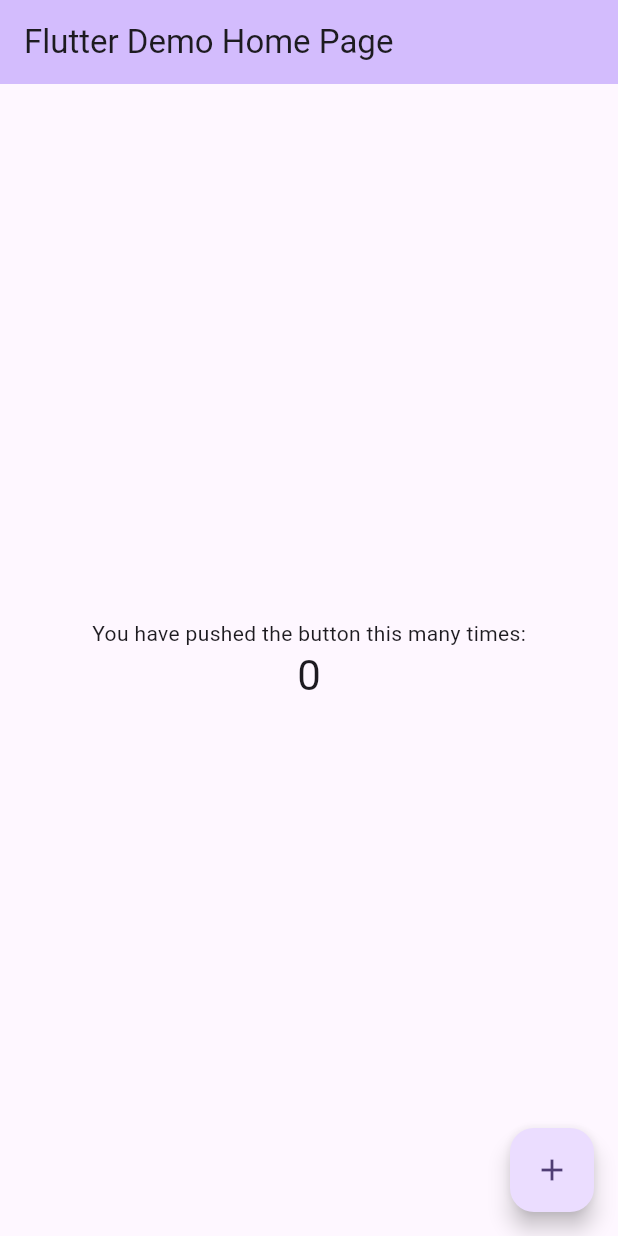
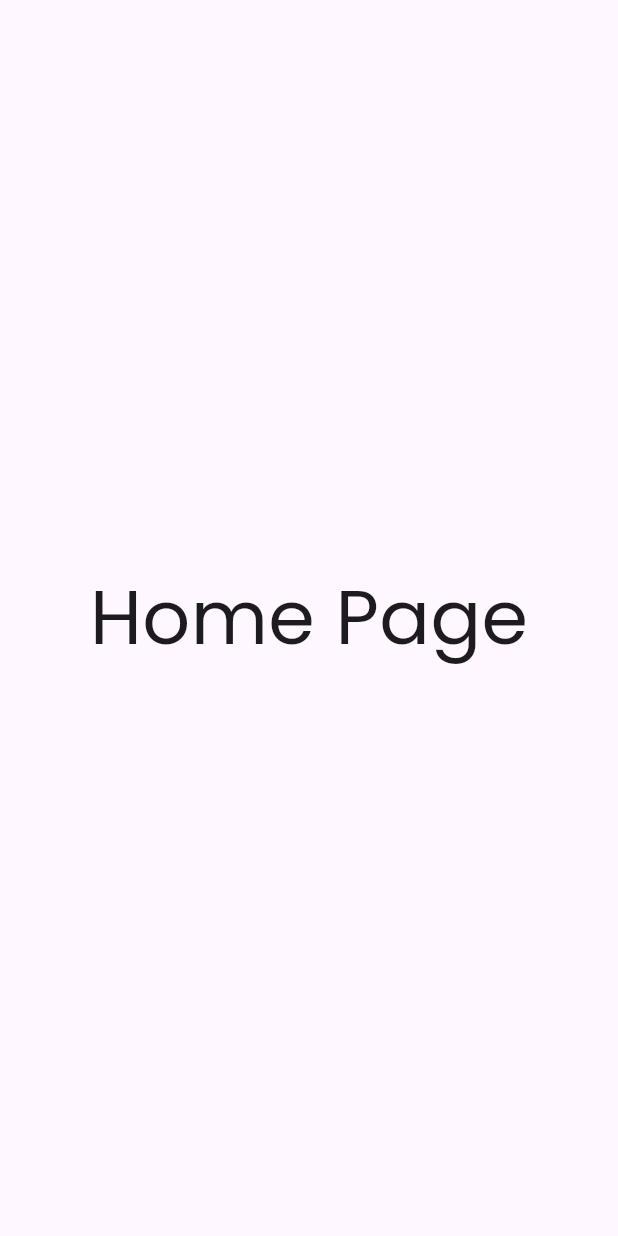
Before and after one commit to hanissiddiq/myapp, a Flutter app: the screen it shows after launch, on a phone screen of 412 x 824 dp. Run offline on Flutter 3.47's test engine with Material 3 defaults, Android fonts, the phone set to English and light mode, and no system bars; our stand-ins replace google_fonts.

Commit message:
modified theme for apps

```diff
--- a/lib/main.dart
+++ b/lib/main.dart
@@ -1,4 +1,5 @@
 import 'package:flutter/material.dart';
+import 'package:google_fonts/google_fonts.dart';
 
 void main() {
   runApp(const MyApp());
@@ -11,115 +12,28 @@
   @override
   Widget build(BuildContext context) {
     return MaterialApp(
+      debugShowCheckedModeBanner: false,
       title: 'Flutter Demo',
       theme: ThemeData(
-        // This is the theme of your application.
-        //
-        // TRY THIS: Try running your application with "flutter run". You'll see
-        // the application has a purple toolbar. Then, without quitting the app,
-        // try changing the seedColor in the colorScheme below to Colors.green
-        // and then invoke "hot reload" (save your changes or press the "hot
-        // reload" button in a Flutter-supported IDE, or press "r" if you used
-        // the command line to start the app).
-        //
-        // Notice that the counter didn't reset back to zero; the application
-        // state is not lost during the reload. To reset the state, use hot
-        // restart instead.
-        //
-        // This works for code too, not just values: Most code changes can be
-        // tested with just a hot reload.
         colorScheme: ColorScheme.fromSeed(seedColor: Colors.deepPurple),
         useMaterial3: true,
       ),
-      home: const MyHomePage(title: 'Flutter Demo Home Page'),
+      home: const HomePage(),
     );
   }
 }
 
-class MyHomePage extends StatefulWidget {
-  const MyHomePage({super.key, required this.title});
-
-  // This widget is the home page of your application. It is stateful, meaning
-  // that it has a State object (defined below) that contains fields that affect
-  // how it looks.
-
-  // This class is the configuration for the state. It holds the values (in this
-  // case the title) provided by the parent (in this case the App widget) and
-  // used by the build method of the State. Fields in a Widget subclass are
-  // always marked "final".
-
-  final String title;
-
-  @override
-  State<MyHomePage> createState() => _MyHomePageState();
-}
-
-class _MyHomePageState extends State<MyHomePage> {
-  int _counter = 0;
-
-  void _incrementCounter() {
-    setState(() {
-      // This call to setState tells the Flutter framework that something has
-      // changed in this State, which causes it to rerun the build method below
-      // so that the display can reflect the updated values. If we changed
-      // _counter without calling setState(), then the build method would not be
-      // called again, and so nothing would appear to happen.
-      _counter++;
-    });
-  }
+class HomePage extends StatelessWidget {
+  const HomePage({super.key});
 
   @override
   Widget build(BuildContext context) {
-    // This method is rerun every time setState is called, for instance as done
-    // by the _incrementCounter method above.
-    //
-    // The Flutter framework has been optimized to make rerunning build methods
-    // fast, so that you can just rebuild anything that needs updating rather
-    // than having to individually change instances of widgets.
     return Scaffold(
-      appBar: AppBar(
-        // TRY THIS: Try changing the color here to a specific color (to
-        // Colors.amber, perhaps?) and trigger a hot reload to see the AppBar
-        // change color while the other colors stay the same.
-        backgroundColor: Theme.of(context).colorScheme.inversePrimary,
-        // Here we take the value from the MyHomePage object that was created by
-        // the App.build method, and use it to set our appbar title.
-        title: Text(widget.title),
+        body: Center(
+      child: Text(
+        "Home Page",
+        style: GoogleFonts.poppins(fontSize: 50),
       ),
-      body: Center(
-        // Center is a layout widget. It takes a single child and positions it
-        // in the middle of the parent.
-        child: Column(
-          // Column is also a layout widget. It takes a list of children and
-          // arranges them vertically. By default, it sizes itself to fit its
-          // children horizontally, and tries to be as tall as its parent.
-          //
-          // Column has various properties to control how it sizes itself and
-          // how it positions its children. Here we use mainAxisAlignment to
-          // center the children vertically; the main axis here is the vertical
-          // axis because Columns are vertical (the cross axis would be
-          // horizontal).
-          //
-          // TRY THIS: Invoke "debug painting" (choose the "Toggle Debug Paint"
-          // action in the IDE, or press "p" in the console), to see the
-          // wireframe for each widget.
-          mainAxisAlignment: MainAxisAlignment.center,
-          children: <Widget>[
-            const Text(
-              'You have pushed the button this many times:',
-            ),
-            Text(
-              '$_counter',
-              style: Theme.of(context).textTheme.headlineMedium,
-            ),
-          ],
-        ),
-      ),
-      floatingActionButton: FloatingActionButton(
-        onPressed: _incrementCounter,
-        tooltip: 'Increment',
-        child: const Icon(Icons.add),
-      ), // This trailing comma makes auto-formatting nicer for build methods.
-    );
+    ));
   }
 }
--- /dev/null
+++ b/lib/theme.dart
@@ -0,0 +1,10 @@
+import "package:flutter/material.dart";
+
+Color primaryColor = Color(0xff55883B);
+Color secondaryColor = Color(0xffC1E899);
+Color alertColor = Color(0xff9A6735);
+Color primaryTextColor = Color(0xff000000);
+
+// TextStyle primaryTextStyle = GoogleFonts.poppins(
+//   color: primaryTextColor,
+// );
--- a/pubspec.yaml
+++ b/pubspec.yaml
@@ -35,6 +35,7 @@ dependencies:
   # The following adds the Cupertino Icons font to your application.
   # Use with the CupertinoIcons class for iOS style icons.
   cupertino_icons: ^1.0.6
+  google_fonts: ^6.2.1
 
 dev_dependencies:
   flutter_test:
```
Also changed, not shown: assets/img/icons_cactus.png (added), pubspec.lock, 2 other files.
